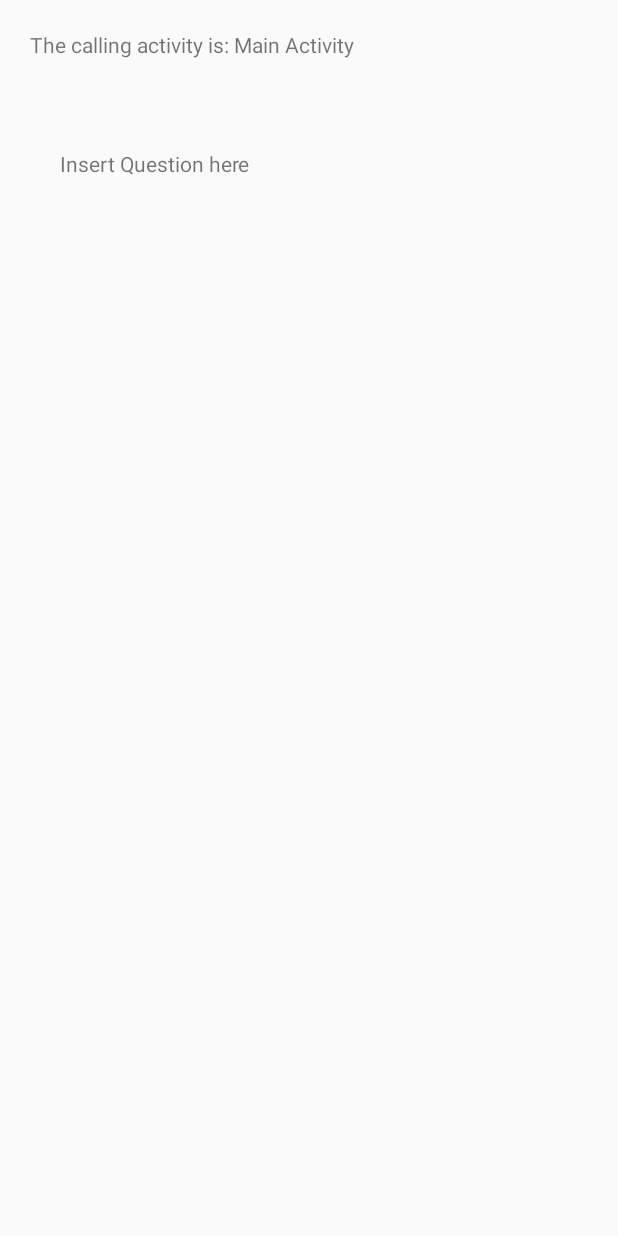
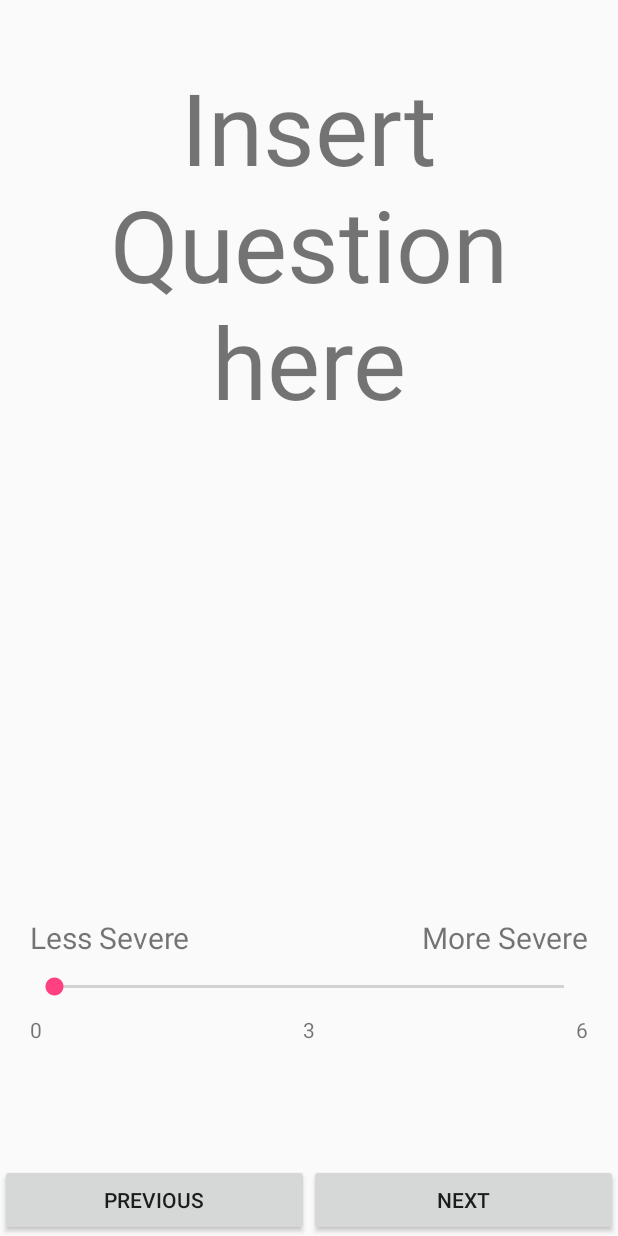
Before and after one commit to maryamkaka/ICAS, an Android app: the screen it shows after launch (Scat3), after a tap on "SCAT 3", on a phone screen of 412 x 824 dp. Run offline under Robolectric (Android 15) with nearby library versions, the light colour scheme and no system bars.

Commit message:
Changed symptom evaluation method to slider

```diff
--- a/App/app/src/main/java/app/example/icas/integratedconcussionassessmentsystem/Scat3.java
+++ b/App/app/src/main/java/app/example/icas/integratedconcussionassessmentsystem/Scat3.java
@@ -23,8 +23,8 @@ public class Scat3 extends FragmentActivity{
         Intent actCalled = getIntent();
         String prevAct = actCalled.getExtras().getString("callingAct");
 
-        TextView callTxt = (TextView) findViewById(R.id.callingActivityTxt);
-        callTxt.append(" " + prevAct);
+        //TextView callTxt = (TextView) findViewById(R.id.callingActivityTxt);
+        //callTxt.append(" " + prevAct);
 
         //Fragment manager
         FragmentManager fragmentManager = getFragmentManager();
--- a/App/app/src/main/res/layout/scat3.xml
+++ b/App/app/src/main/res/layout/scat3.xml
@@ -5,19 +5,43 @@
     android:layout_height="match_parent"
     android:orientation="vertical">
 
-    <TextView
+    <!--TextView
         android:layout_width="match_parent"
         android:layout_height="wrap_content"
         android:id="@+id/callingActivityTxt"
         android:text="@string/callingActMsg"
-        android:padding="20dp" />
+        android:padding="20dp" /-->
 
     <fragment
         android:layout_width="match_parent"
-        android:layout_height="match_parent"
+        android:layout_height="wrap_content"
         android:id="@+id/symptom_eval"
         android:name="app.example.icas.integratedconcussionassessmentsystem.symptomEvalFrag"
         tools:layout="@layout/symptom_eval"
-        android:layout_below="@+id/callingActivityTxt" />
+        android:layout_above="@+id/relativeLayout" />
+
+    <LinearLayout
+        android:layout_width="match_parent"
+        android:layout_height="wrap_content"
+        android:id="@+id/relativeLayout"
+        android:layout_alignParentBottom="true"
+        android:layout_alignParentLeft="true"
+        android:layout_alignParentStart="true"
+        android:paddingTop="30dp">
+
+        <Button
+            android:layout_weight="1"
+            android:layout_width="fill_parent"
+            android:layout_height="wrap_content"
+            android:id="@+id/button"
+            android:text="Previous"/>
+
+        <Button
+            android:layout_weight="1"
+            android:layout_width="fill_parent"
+            android:layout_height="wrap_content"
+            android:text="Next"
+            android:id="@+id/button2" />
+    </LinearLayout>
 
 </RelativeLayout>
--- a/App/app/src/main/res/layout/symptom_eval.xml
+++ b/App/app/src/main/res/layout/symptom_eval.xml
@@ -7,7 +7,75 @@
     <TextView
         android:padding="20dp"
         android:layout_width="match_parent"
-        android:layout_height="match_parent"
-        android:text="@string/Question"/>
+        android:layout_height="wrap_content"
+        android:text="@string/Question"
+        android:textSize="30pt"
+        android:textAlignment = "center"
+        android:id="@+id/question" />
+
+    <LinearLayout
+        android:layout_width="match_parent"
+        android:layout_height="wrap_content"
+        android:layout_above="@+id/seekBar">
+        <TextView
+            android:layout_weight="1"
+            android:layout_width="wrap_content"
+            android:layout_height="wrap_content"
+            android:text="Less Severe"
+            android:textSize="20dp"/>
+        <TextView
+            android:layout_weight="1"
+            android:layout_width="wrap_content"
+            android:layout_height="wrap_content"
+            android:text="More Severe"
+            android:textAlignment="textEnd"
+            android:layout_gravity="end"
+            android:textSize="20dp"
+            android:layout_above="@+id/seekBar"
+            android:layout_alignParentRight="true"
+            android:layout_alignParentEnd="true"
+            android:id="@+id/textView" />
+    </LinearLayout>
+
+    <SeekBar
+        style="@style/Widget.AppCompat.SeekBar.Discrete"
+        android:padding="10dp"
+        android:layout_width="match_parent"
+        android:layout_height="wrap_content"
+        android:max="6"
+        android:progress="0"
+        android:id="@+id/seekBar"
+        android:layout_above="@+id/scale" />
+
+    <LinearLayout
+        android:layout_width="match_parent"
+        android:layout_height="wrap_content"
+        android:layout_alignParentBottom="true"
+        android:layout_alignParentLeft="true"
+        android:layout_alignParentStart="true"
+        android:id="@id/scale"
+        android:paddingBottom="30dp">
+
+        <TextView
+            android:layout_weight="1"
+            android:layout_width="wrap_content"
+            android:layout_height="wrap_content"
+            android:text="0" />
+
+        <TextView
+            android:layout_weight="1"
+            android:layout_width="wrap_content"
+            android:layout_height="wrap_content"
+            android:textAlignment="center"
+            android:text="3" />
+
+        <TextView
+            android:layout_weight="1"
+            android:layout_width="wrap_content"
+            android:layout_height="wrap_content"
+            android:text="6"
+            android:textAlignment="textEnd"
+            android:layout_gravity="end"/>
+    </LinearLayout>
 
 </RelativeLayout>
```
